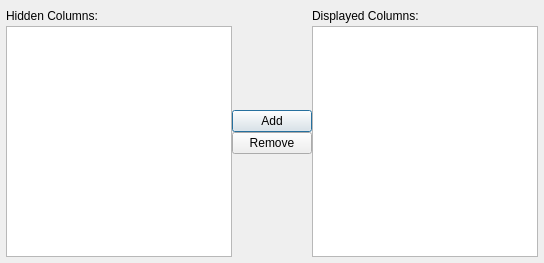
fw-dev/translations, file FWAdminLib/MobileInventoryColumns.ui: the form before one commit.
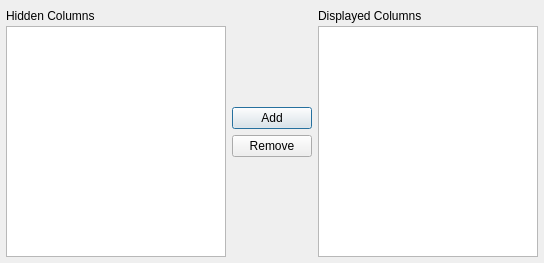
The form after the commit.

Diff of the .ui file:
```diff
--- a/FWAdminLib/MobileInventoryColumns.ui
+++ b/FWAdminLib/MobileInventoryColumns.ui
@@ -14,9 +14,6 @@
    <string>Dialog</string>
   </property>
   <layout class="QHBoxLayout" name="horizontalLayout_3">
-   <property name="spacing">
-    <number>0</number>
-   </property>
    <property name="margin">
     <number>6</number>
    </property>
@@ -33,7 +30,7 @@
        <item>
         <widget class="QLabel" name="hiddenLabel">
          <property name="text">
-          <string>Hidden Columns:  </string>
+          <string>Hidden Columns  </string>
          </property>
         </widget>
        </item>
@@ -137,7 +134,7 @@
        <item>
         <widget class="QLabel" name="displayedLabel">
          <property name="text">
-          <string>Displayed Columns:  </string>
+          <string>Displayed Columns  </string>
          </property>
         </widget>
        </item>
```
Left out of the diff: 2 changed lines with no effect on the pictures.
